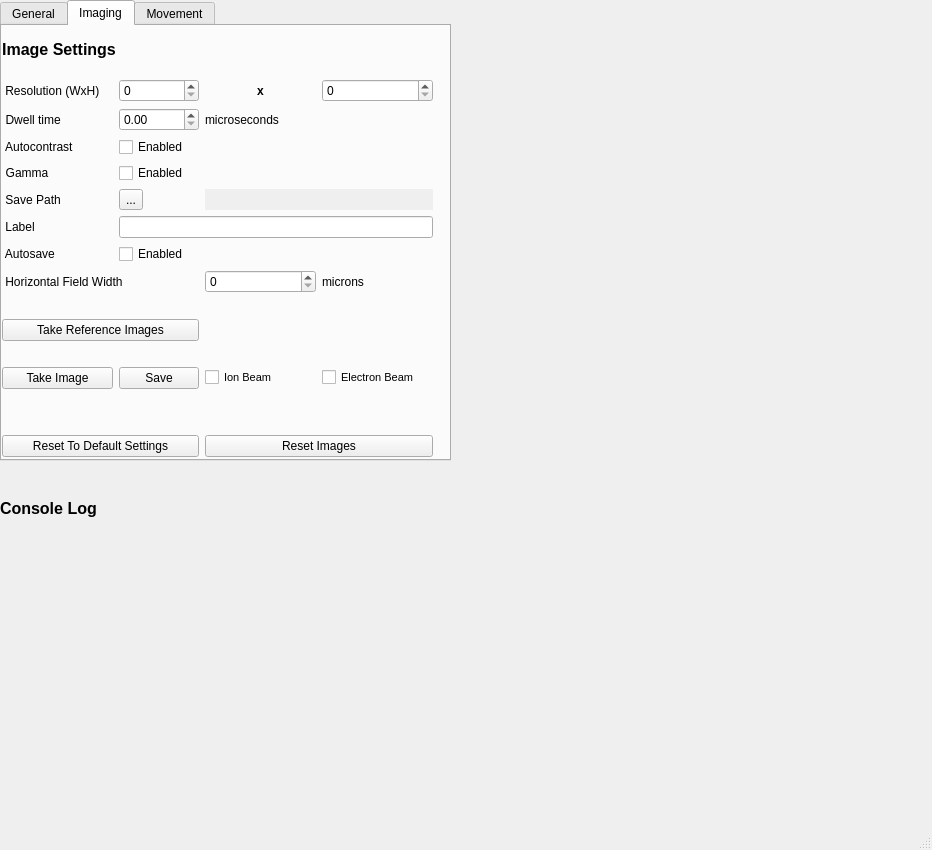
Old version of the form fibsem/ui/qtdesigner_files/connect.ui in the repository DeMarcoLab/fibsem.
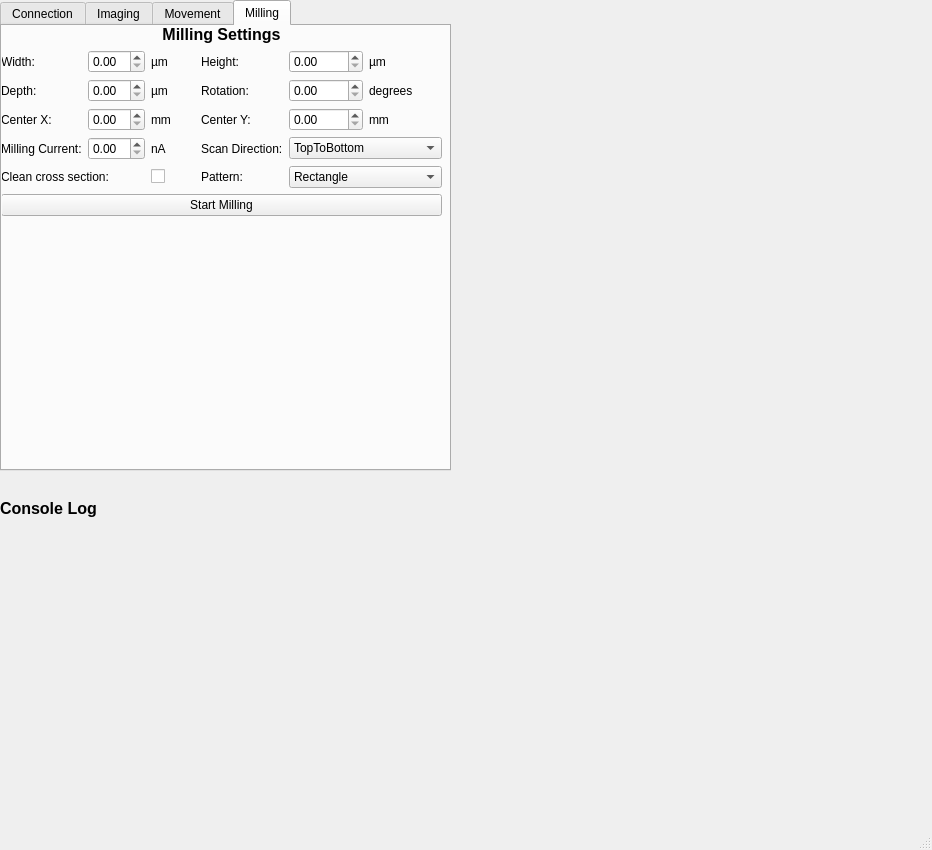
New version of the form.

```diff
--- a/fibsem/ui/qtdesigner_files/connect.ui
+++ b/fibsem/ui/qtdesigner_files/connect.ui
@@ -29,18 +29,18 @@
       <x>0</x>
       <y>0</y>
       <width>451</width>
-      <height>461</height>
+      <height>471</height>
      </rect>
     </property>
     <property name="autoFillBackground">
      <bool>true</bool>
     </property>
     <property name="currentIndex">
-     <number>1</number>
+     <number>3</number>
     </property>
     <widget class="QWidget" name="Connection">
      <attribute name="title">
-      <string>General</string>
+      <string>Connection</string>
      </attribute>
      <widget class="QWidget" name="verticalLayoutWidget">
       <property name="geometry">
@@ -760,6 +760,254 @@
       </layout>
      </widget>
     </widget>
+    <widget class="QWidget" name="tab">
+     <attribute name="title">
+      <string>Milling</string>
+     </attribute>
+     <widget class="QWidget" name="verticalLayoutWidget_3">
+      <property name="geometry">
+       <rect>
+        <x>-1</x>
+        <y>-1</y>
+        <width>441</width>
+        <height>441</height>
+       </rect>
+      </property>
+      <layout class="QVBoxLayout" name="verticalLayout_3">
+       <item>
+        <layout class="QGridLayout" name="gridLayout_3">
+         <item row="4" column="3">
+          <widget class="QLabel" name="label_6">
+           <property name="text">
+            <string>Center Y:</string>
+           </property>
+          </widget>
+         </item>
+         <item row="2" column="3">
+          <widget class="QLabel" name="label_8">
+           <property name="text">
+            <string>Height:</string>
+           </property>
+          </widget>
+         </item>
+         <item row="5" column="1">
+          <widget class="QDoubleSpinBox" name="milling_current"/>
+         </item>
+         <item row="3" column="3">
+          <widget class="QLabel" name="label_43">
+           <property name="text">
+            <string>Rotation:</string>
+           </property>
+          </widget>
+         </item>
+         <item row="2" column="5">
+          <widget class="QLabel" name="label_50">
+           <property name="text">
+            <string>µm</string>
+           </property>
+          </widget>
+         </item>
+         <item row="4" column="1">
+          <widget class="QDoubleSpinBox" name="center_x_milling"/>
+         </item>
+         <item row="4" column="0">
+          <widget class="QLabel" name="label_4">
+           <property name="text">
+            <string>Center X:</string>
+           </property>
+          </widget>
+         </item>
+         <item row="3" column="5">
+          <widget class="QLabel" name="label_51">
+           <property name="text">
+            <string>degrees</string>
+           </property>
+          </widget>
+         </item>
+         <item row="4" column="4">
+          <widget class="QDoubleSpinBox" name="center_y_milling"/>
+         </item>
+         <item row="2" column="4">
+          <widget class="QDoubleSpinBox" name="height_milling"/>
+         </item>
+         <item row="4" column="2">
+          <widget class="QLabel" name="label_48">
+           <property name="text">
+            <string>mm</string>
+           </property>
+          </widget>
+         </item>
+         <item row="5" column="3">
+          <widget class="QLabel" name="label_45">
+           <property name="text">
+            <string>Scan Direction:</string>
+           </property>
+          </widget>
+         </item>
+         <item row="3" column="0">
+          <widget class="QLabel" name="label_9">
+           <property name="text">
+            <string>Depth:</string>
+           </property>
+          </widget>
+         </item>
+         <item row="3" column="4">
+          <widget class="QDoubleSpinBox" name="rotation_milling"/>
+         </item>
+         <item row="3" column="2">
+          <widget class="QLabel" name="label_47">
+           <property name="text">
+            <string>µm</string>
+           </property>
+          </widget>
+         </item>
+         <item row="5" column="0">
+          <widget class="QLabel" name="label_44">
+           <property name="text">
+            <string>Milling Current:</string>
+           </property>
+          </widget>
+         </item>
+         <item row="3" column="1">
+          <widget class="QDoubleSpinBox" name="depth_milling"/>
+         </item>
+         <item row="2" column="1">
+          <widget class="QDoubleSpinBox" name="width_milling"/>
+         </item>
+         <item row="2" column="0">
+          <widget class="QLabel" name="label_7">
+           <property name="text">
+            <string>Width:</string>
+           </property>
+          </widget>
+         </item>
+         <item row="4" column="5">
+          <widget class="QLabel" name="label_52">
+           <property name="text">
+            <string>mm</string>
+           </property>
+          </widget>
+         </item>
+         <item row="2" column="2">
+          <widget class="QLabel" name="label_46">
+           <property name="text">
+            <string>µm</string>
+           </property>
+          </widget>
+         </item>
+         <item row="5" column="2">
+          <widget class="QLabel" name="label_49">
+           <property name="text">
+            <string>nA</string>
+           </property>
+          </widget>
+         </item>
+         <item row="6" column="0" colspan="2">
+          <widget class="QLabel" name="label_53">
+           <property name="text">
+            <string>Clean cross section:</string>
+           </property>
+          </widget>
+         </item>
+         <item row="6" column="2">
+          <widget class="QCheckBox" name="checkBox_cross_section">
+           <property name="text">
+            <string/>
+           </property>
+          </widget>
+         </item>
+         <item row="0" column="0" colspan="6">
+          <widget class="QLabel" name="label_2">
+           <property name="font">
+            <font>
+             <pointsize>12</pointsize>
+             <weight>75</weight>
+             <bold>true</bold>
+            </font>
+           </property>
+           <property name="text">
+            <string>Milling Settings</string>
+           </property>
+           <property name="alignment">
+            <set>Qt::AlignCenter</set>
+           </property>
+          </widget>
+         </item>
+         <item row="6" column="3">
+          <widget class="QLabel" name="label_54">
+           <property name="text">
+            <string>Pattern:</string>
+           </property>
+          </widget>
+         </item>
+         <item row="5" column="4" colspan="2">
+          <widget class="QComboBox" name="scan_direction">
+           <item>
+            <property name="text">
+             <string>TopToBottom</string>
+            </property>
+           </item>
+           <item>
+            <property name="text">
+             <string>BottomToTop</string>
+            </property>
+           </item>
+           <item>
+            <property name="text">
+             <string>ZigZag</string>
+            </property>
+           </item>
+          </widget>
+         </item>
+         <item row="6" column="4" colspan="2">
+          <widget class="QComboBox" name="milling_pattern">
+           <item>
+            <property name="text">
+             <string>Rectangle</string>
+            </property>
+           </item>
+           <item>
+            <property name="text">
+             <string>Also Rectangle</string>
+            </property>
+           </item>
+           <item>
+            <property name="text">
+             <string>Another Rectangle</string>
+            </property>
+           </item>
+           <item>
+            <property name="text">
+             <string>One Rectangle Please</string>
+            </property>
+           </item>
+          </widget>
+         </item>
+        </layout>
+       </item>
+       <item>
+        <widget class="QPushButton" name="pushButton_milling">
+         <property name="text">
+          <string>Start Milling</string>
+         </property>
+        </widget>
+       </item>
+       <item>
+        <spacer name="verticalSpacer">
+         <property name="orientation">
+          <enum>Qt::Vertical</enum>
+         </property>
+         <property name="sizeHint" stdset="0">
+          <size>
+           <width>20</width>
+           <height>40</height>
+          </size>
+         </property>
+        </spacer>
+       </item>
+      </layout>
+     </widget>
+    </widget>
    </widget>
    <widget class="QWidget" name="verticalLayoutWidget_2">
     <property name="geometry">
```
